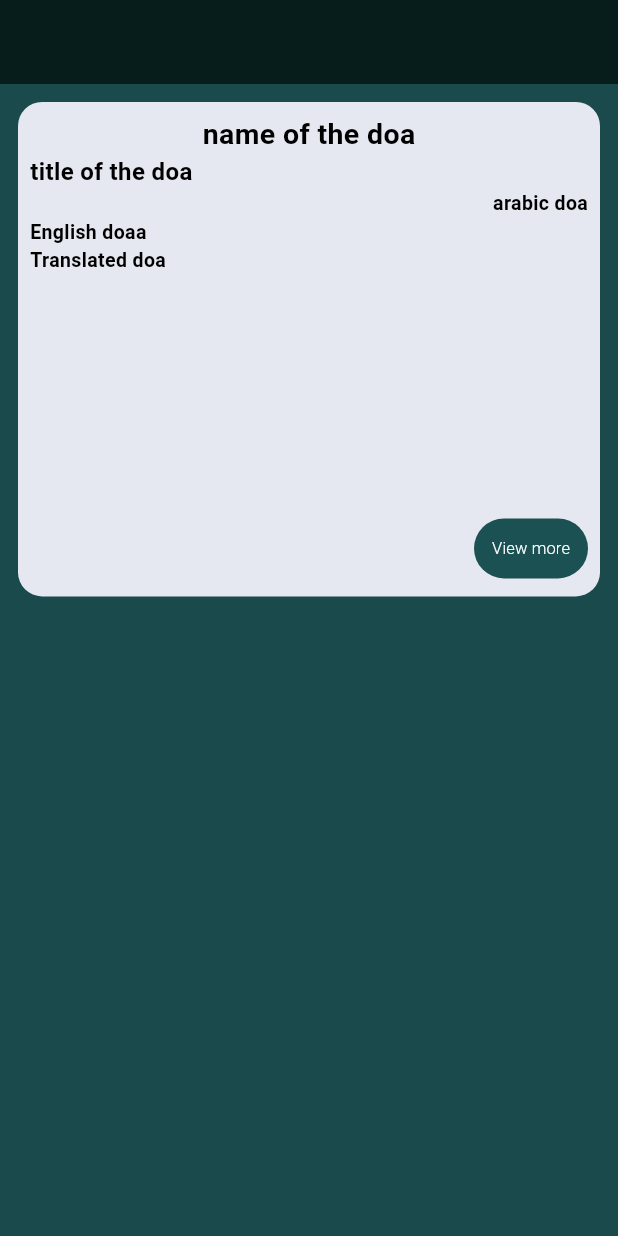
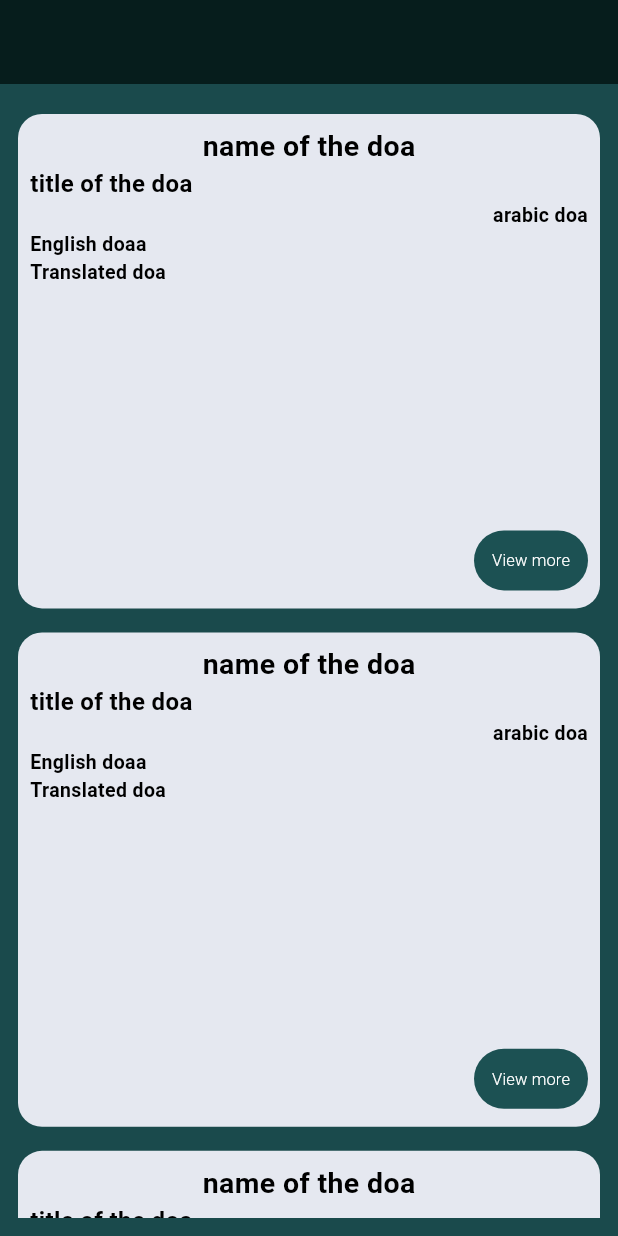
Before and after one commit to Mohamed-Emad1/muslim_app, a Flutter app: the DoaView screen opened by its route, on a phone screen of 412 x 824 dp. Run offline on Flutter 3.47's test engine with Material 3 defaults, Android fonts, the phone set to English and light mode, and no system bars; our stand-ins replace bloc, dartz, dio, flutter_bloc, geocoding, geolocator and 5 more; accounts and stored records are empty; project files that could hold a hidden picture were left out.

Commit message:
create list view and doa model

```diff
--- /dev/null
+++ b/lib/Features/doa/data/models/doa_model/doa_model.dart
@@ -0,0 +1,23 @@
+import 'dua.dart';
+
+class DoaModel {
+  String? name;
+  String? url;
+  List<Dua>? duas;
+
+  DoaModel({this.name, this.url, this.duas});
+
+  factory DoaModel.fromJson(Map<String, dynamic> json) => DoaModel(
+        name: json['name'] as String?,
+        url: json['url'] as String?,
+        duas: (json['duas'] as List<dynamic>?)
+            ?.map((e) => Dua.fromJson(e as Map<String, dynamic>))
+            .toList(),
+      );
+
+  Map<String, dynamic> toJson() => {
+        'name': name,
+        'url': url,
+        'duas': duas?.map((e) => e.toJson()).toList(),
+      };
+}
--- /dev/null
+++ b/lib/Features/doa/data/models/doa_model/dua.dart
@@ -0,0 +1,31 @@
+class Dua {
+  String? title;
+  String? arabic;
+  String? transliteration;
+  String? translation;
+  String? reference;
+
+  Dua({
+    this.title,
+    this.arabic,
+    this.transliteration,
+    this.translation,
+    this.reference,
+  });
+
+  factory Dua.fromJson(Map<String, dynamic> json) => Dua(
+        title: json['title'] as String?,
+        arabic: json['arabic'] as String?,
+        transliteration: json['transliteration'] as String?,
+        translation: json['translation'] as String?,
+        reference: json['reference'] as String?,
+      );
+
+  Map<String, dynamic> toJson() => {
+        'title': title,
+        'arabic': arabic,
+        'transliteration': transliteration,
+        'translation': translation,
+        'reference': reference,
+      };
+}
--- /dev/null
+++ b/lib/Features/doa/presentation/views/widgets/doa_list_view.dart
@@ -0,0 +1,21 @@
+import 'package:flutter/material.dart';
+import 'package:muslim_app/Features/doa/presentation/views/widgets/doa_card.dart';
+
+class DoaListView extends StatelessWidget {
+  const DoaListView({
+    super.key,
+  });
+
+  @override
+  Widget build(BuildContext context) {
+    return ListView.builder(
+      itemCount: 20,
+      itemBuilder: (context, index) {
+        return const Padding(
+          padding: EdgeInsets.only(top: 8, bottom: 8),
+          child: DoaCard(),
+        );
+      },
+    );
+  }
+}
--- a/lib/Features/doa/presentation/views/widgets/doa_view_body.dart
+++ b/lib/Features/doa/presentation/views/widgets/doa_view_body.dart
@@ -1,5 +1,5 @@
 import 'package:flutter/widgets.dart';
-import 'package:muslim_app/Features/doa/presentation/views/widgets/doa_card.dart';
+import 'package:muslim_app/Features/doa/presentation/views/widgets/doa_list_view.dart';
 
 class DoaViewBody extends StatelessWidget {
   const DoaViewBody({super.key});
@@ -8,9 +8,11 @@ class DoaViewBody extends StatelessWidget {
   Widget build(BuildContext context) {
     return const Padding(
       padding: EdgeInsets.all(12),
-      child:  Column(
+      child: Column(
         children: [
-          DoaCard(),
+          Expanded(
+            child: DoaListView(),
+          )
         ],
       ),
     );
--- a/lib/Features/home/data/entities/prayer_time_entity.dart
+++ b/lib/Features/home/data/entities/prayer_time_entity.dart
@@ -4,6 +4,5 @@ class PrayerTimeEntity {
   final Timings prayerNamesAndTimes;
 
   final String location;
-  PrayerTimeEntity(
-      {required this.prayerNamesAndTimes, required this.location});
+  PrayerTimeEntity({required this.prayerNamesAndTimes, required this.location});
 }
--- a/lib/Features/home/data/prayer_times_remote.dart
+++ b/lib/Features/home/data/prayer_times_remote.dart
@@ -1,5 +1,3 @@
-
-
 import 'package:muslim_app/Features/home/data/entities/prayer_time_entity.dart';
 import 'package:muslim_app/Features/home/data/models/prayer_times_model/prayer_times_model.dart';
 import 'package:muslim_app/core/utils/api_service.dart';
--- a/lib/Features/home/data/repos/prayers_repo.dart
+++ b/lib/Features/home/data/repos/prayers_repo.dart
@@ -3,6 +3,6 @@ import 'package:muslim_app/Features/home/data/entities/prayer_time_entity.dart';
 import 'package:muslim_app/core/errors/failure.dart';
 
 abstract class PrayersRepo {
-
-  Future<Either<Failure, List<PrayerTimeEntity>>> getPrayerTimes({required double latitude, required double longitude});
+  Future<Either<Failure, List<PrayerTimeEntity>>> getPrayerTimes(
+      {required double latitude, required double longitude});
 }
--- a/lib/Features/home/presentation/views/widgets/custom_grid_view.dart
+++ b/lib/Features/home/presentation/views/widgets/custom_grid_view.dart
@@ -26,7 +26,7 @@ class CustomGridView extends StatelessWidget {
           title: "Hadith",
           image: AssetsData.hadith,
         ),
-         CustomCard(
+        CustomCard(
           title: "Doa",
           image: AssetsData.doa,
           onTap: () {
--- a/lib/Features/home/presentation/views/widgets/location_title.dart
+++ b/lib/Features/home/presentation/views/widgets/location_title.dart
@@ -4,7 +4,8 @@ import '../../../../../core/utils/styles.dart';
 
 class LocationTitle extends StatelessWidget {
   const LocationTitle({
-    super.key, required this.location,
+    super.key,
+    required this.location,
   });
   final String location;
   @override
--- a/lib/core/utils/functions/Location_handeler.dart
+++ b/lib/core/utils/functions/Location_handeler.dart
@@ -49,6 +49,4 @@ abstract class LocationHandler {
       return null;
     }
   }
-
-
 }
--- a/lib/core/utils/functions/get_position.dart
+++ b/lib/core/utils/functions/get_position.dart
@@ -2,7 +2,6 @@ import 'dart:developer';
 
 import 'package:geolocator/geolocator.dart';
 import 'package:muslim_app/core/utils/functions/Location_handeler.dart';
-
 
 class LocationService {
   // This function will be called to get the latitude and longitude without any UI
```
Also changed, not shown: lib/Features/home/data/models/prayer_times_model/prayer_times_model.dart (+8 -2 lines), lib/Features/home/presentation/manager/prayer_times_cubit/prayer_times_cubit.dart (+4 -3 lines), lib/Features/home/presentation/views/widgets/prayer_times_list_view.dart (+14 -8 lines), lib/core/utils/service_locator.dart (+7 -5 lines), lib/Features/home/data/prayer_local_storage.dart (line endings or trailing spaces).
